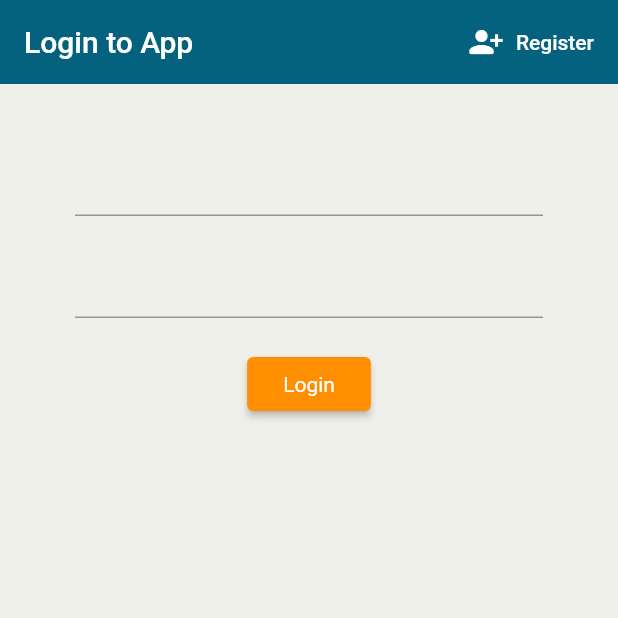
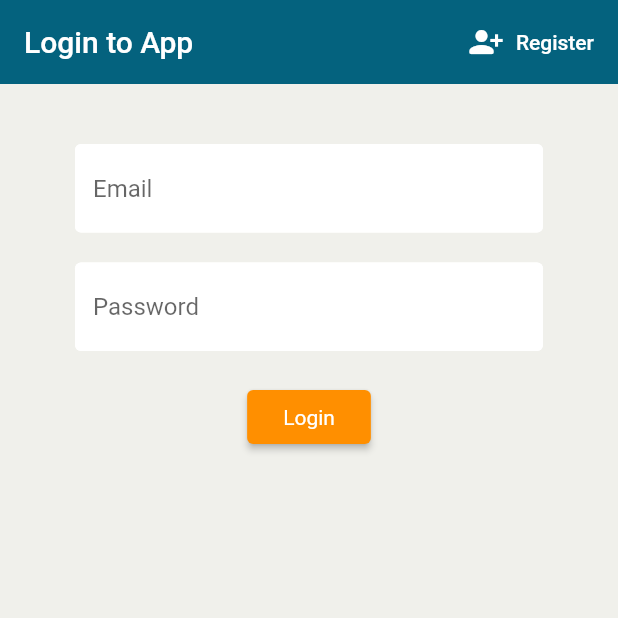
Before and after one commit to jasonchn18/drug-addiction-recovery-app, a Flutter app: the screen it shows after launch, on a phone screen of 412 x 824 dp, the top half of it. Run offline on Flutter 3.47's test engine with Material 2 defaults, Android fonts, the phone set to English and light mode, and no system bars; our stand-ins replace firebase_auth, firebase_core; accounts and stored records are empty.

Commit message:
#14 - Text Input Decoration

```diff
--- a/lib/screens/authentication/login.dart
+++ b/lib/screens/authentication/login.dart
@@ -1,6 +1,7 @@
 // ignore_for_file: prefer_const_constructors, prefer_const_literals_to_create_immutables
 import 'package:flutter/material.dart';
 import 'package:fyp_app/services/auth.dart';
+import 'package:fyp_app/shared/constants.dart';
 
 class Login extends StatefulWidget {
   // const Login({ Key? key }) : super(key: key);
@@ -60,6 +61,7 @@
               SizedBox(height: 20.0),
               // Email text field:
               TextFormField(
+                decoration: textInputDecoration.copyWith(hintText: 'Email'),
                 validator: (val) => val!.isEmpty ? 'Enter an email.' : null,
                 onChanged: (val) {
                   // val represents whatever is in the form field
@@ -70,6 +72,7 @@
               SizedBox(height: 20.0),
               // Password text field:
               TextFormField(
+                decoration: textInputDecoration.copyWith(hintText: 'Password'),
                 obscureText: true,
                 validator: (val) => val!.length < 6 ? 'Enter a password with length of more than 6 characters.' : null,
                 onChanged: (val) {
--- a/lib/screens/authentication/register.dart
+++ b/lib/screens/authentication/register.dart
@@ -1,6 +1,7 @@
 // ignore_for_file: prefer_const_constructors, prefer_const_literals_to_create_immutables
 import 'package:flutter/material.dart';
 import 'package:fyp_app/services/auth.dart';
+import 'package:fyp_app/shared/constants.dart';
 
 class Register extends StatefulWidget {
   // const Register({ Key? key }) : super(key: key);
@@ -62,6 +63,7 @@
               SizedBox(height: 20.0),
               // Email text field:
               TextFormField(
+                decoration: textInputDecoration.copyWith(hintText: 'Email'),
                 validator: (val) => val!.isEmpty ? 'Enter an email.' : null,
                 onChanged: (val) {
                   // val represents whatever is in the form field
@@ -72,6 +74,7 @@
               SizedBox(height: 20.0),
               // Password text field:
               TextFormField(
+                decoration: textInputDecoration.copyWith(hintText: 'Password'),
                 validator: (val) => val!.length < 6 ? 'Enter a password with length of more than 6 characters.' : null,
                 obscureText: true,
                 onChanged: (val) {
--- /dev/null
+++ b/lib/shared/constants.dart
@@ -0,0 +1,12 @@
+import 'package:flutter/material.dart';
+
+const textInputDecoration = InputDecoration(
+  fillColor: Colors.white,
+  filled: true,
+  enabledBorder: OutlineInputBorder(  // border style for enabled input fields
+    borderSide: BorderSide(color:Colors.white, width:2.0),
+  ),
+  focusedBorder: OutlineInputBorder(
+    borderSide: BorderSide(color:Color.fromRGBO(134,148,133,1), width:2.0),
+  )
+);
```
